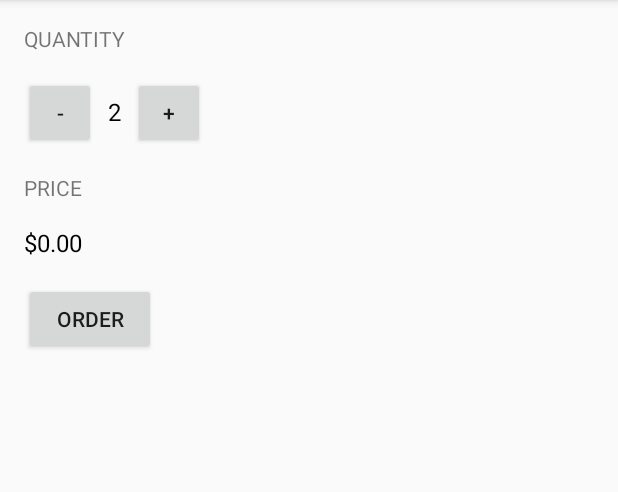
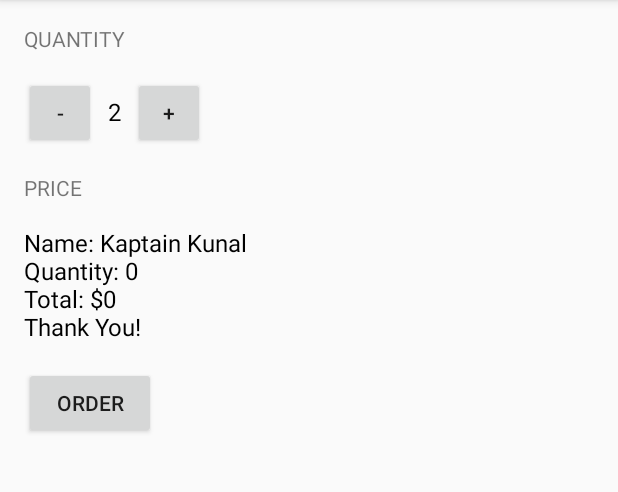
Before and after one commit to toanhtran/JustJava2, an Android app: the screen it shows after launch (MainActivity), after a tap on "ORDER", on a phone screen of 412 x 824 dp, the part 84-576 px from its top. Run offline under Robolectric (Android 15) with nearby library versions, the phone set to English and light mode, and no system bars.

```diff
--- a/app/src/main/java/com/example/toanhtran/justjava2/MainActivity.java
+++ b/app/src/main/java/com/example/toanhtran/justjava2/MainActivity.java
@@ -23,10 +23,7 @@ public class MainActivity extends ActionBarActivity {
      */
     public void submitOrder(View view) {
         int price = calculatePrice();
-        String priceMessage = "Total: $" + price;
-        priceMessage = priceMessage + " \nThank You!\n Have a wonderful day!";
-        displayMessage(priceMessage);
-        displayPrice(price);
+        displayMessage(createOrderSummary(price));
     }
 
     /**
@@ -34,8 +31,20 @@ public class MainActivity extends ActionBarActivity {
      * @return price
      */
     private int calculatePrice() {
-        int price = quantity * 5;
-        return price;
+        return quantity * 5;
+    }
+
+    /**
+     * This method creates summary order
+     * @param price of the order
+     * @return text summary
+     */
+    private String createOrderSummary(int price){
+        String priceMessage = "Name: Kaptain Kunal";
+        priceMessage += "\nQuantity: " + quantity;
+        priceMessage += "\nTotal: $" + price;
+        priceMessage += " \nThank You!";
+        return priceMessage;
     }
 
     /**
@@ -78,4 +87,10 @@ public class MainActivity extends ActionBarActivity {
         priceTextView.setText(message);
     }
 
+    /**
+     *
+     * @param priceOfOrder
+     * @return summary of name, quantity, total, and thank you msg
+     */
+
 }
```
